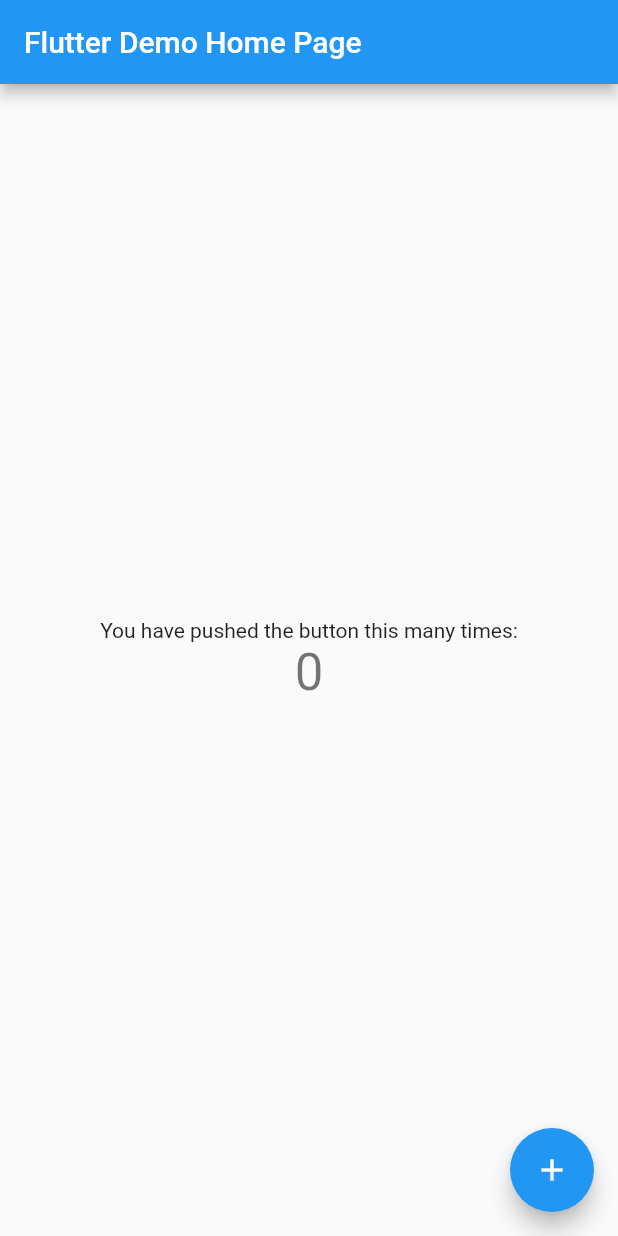
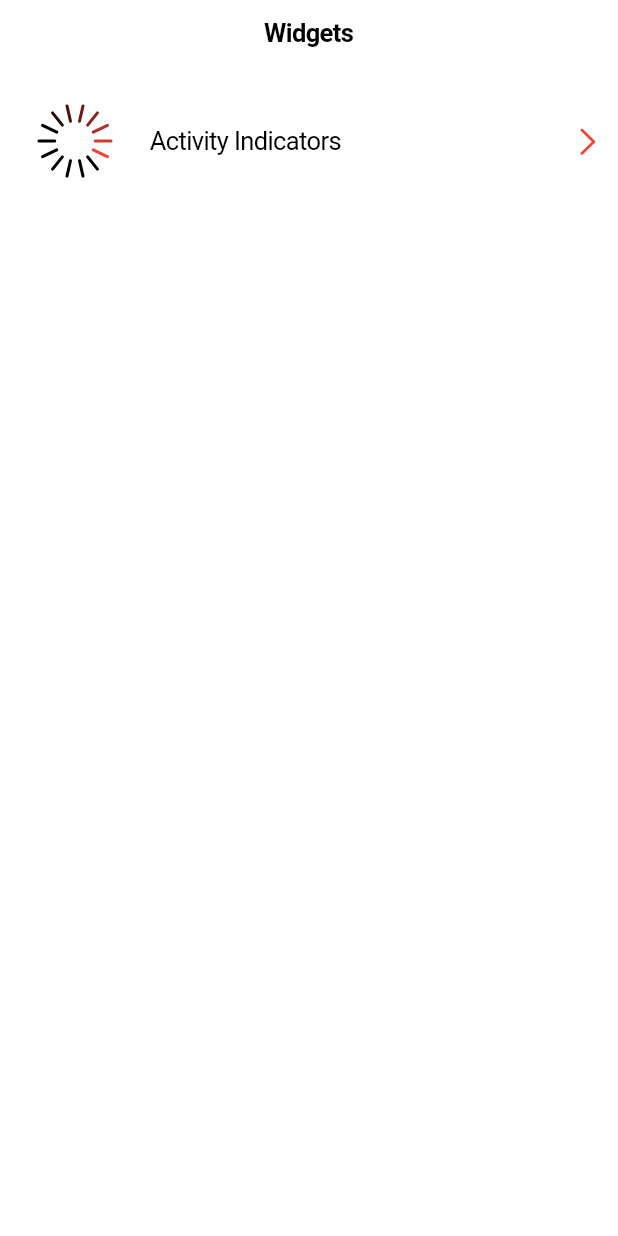
Before and after one commit to dartsidedev/nuts_activity_indicator, a Flutter app: the screen it shows after launch, on a phone screen of 412 x 824 dp. Run offline on Flutter 3.47's test engine with Material 2 defaults, Android fonts, the phone set to English and light mode, and no system bars.

Commit message:
🐛 Update README for activity indicator's example app

```diff
--- a/packages/nuts_activity_indicator/example/lib/main.dart
+++ b/packages/nuts_activity_indicator/example/lib/main.dart
@@ -1,111 +1,166 @@
+import 'package:flutter/cupertino.dart';
 import 'package:flutter/material.dart';
+import 'package:flutter/services.dart';
+import 'package:nuts_activity_indicator/nuts_activity_indicator.dart';
 
-void main() => runApp(MyApp());
+void main() {
+  SystemChrome.setPreferredOrientations(
+      [DeviceOrientation.portraitUp, DeviceOrientation.portraitDown]);
+  runApp(MyApp());
+}
 
 class MyApp extends StatelessWidget {
   // This widget is the root of your application.
   @override
   Widget build(BuildContext context) {
-    return MaterialApp(
-      title: 'Flutter Demo',
-      theme: ThemeData(
-        // This is the theme of your application.
-        //
-        // Try running your application with "flutter run". You'll see the
-        // application has a blue toolbar. Then, without quitting the app, try
-        // changing the primarySwatch below to Colors.green and then invoke
-        // "hot reload" (press "r" in the console where you ran "flutter run",
-        // or simply save your changes to "hot reload" in a Flutter IDE).
-        // Notice that the counter didn't reset back to zero; the application
-        // is not restarted.
-        primarySwatch: Colors.blue,
-      ),
-      home: MyHomePage(title: 'Flutter Demo Home Page'),
+    return CupertinoApp(
+      debugShowCheckedModeBanner: false,
+      title: 'Nuts and bolts package Demo',
+      home: DemoList(),
     );
   }
 }
 
-class MyHomePage extends StatefulWidget {
-  MyHomePage({Key key, this.title}) : super(key: key);
-
-  // This widget is the home page of your application. It is stateful, meaning
-  // that it has a State object (defined below) that contains fields that affect
-  // how it looks.
-
-  // This class is the configuration for the state. It holds the values (in this
-  // case the title) provided by the parent (in this case the App widget) and
-  // used by the build method of the State. Fields in a Widget subclass are
-  // always marked "final".
-
-  final String title;
-
+class DemoList extends StatelessWidget {
   @override
-  _MyHomePageState createState() => _MyHomePageState();
+  Widget build(BuildContext context) {
+    return CupertinoPageScaffold(
+      child: ListView(
+        children: [
+          GestureDetector(
+            onTap: () {
+              Navigator.of(context).push(CupertinoPageRoute(
+                  title: '$NutsActivityIndicator',
+                  builder: (context) {
+                    return ActivityIndicatorDemo();
+                  }));
+            },
+            child: Row(
+              children: [
+                Container(
+                  child: NutsActivityIndicator(
+                    radius: 25,
+                    tickCount: 14,
+                    activeTickColor: Colors.red,
+                    deactiveTickColor: Colors.black,
+                    animationDuration: Duration(milliseconds: 500),
+                    relativeWidth: 0.4,
+                  ),
+                  width: 100,
+                  height: 100,
+                ),
+                Expanded(child: Text('Activity Indicators')),
+                Padding(
+                  padding: const EdgeInsets.all(8.0),
+                  child: Icon(
+                    CupertinoIcons.right_chevron,
+                    color: Colors.red,
+                  ),
+                ),
+              ],
+            ),
+          ),
+        ],
+      ),
+      navigationBar: CupertinoNavigationBar(
+        middle: Text('Widgets'),
+      ),
+    );
+  }
 }
 
-class _MyHomePageState extends State<MyHomePage> {
-  int _counter = 0;
+class ActivityIndicatorDemo extends StatelessWidget {
+  @override
+  Widget build(BuildContext context) {
+    return CupertinoPageScaffold(
+      navigationBar: CupertinoNavigationBar(
+        leading: null,
+        previousPageTitle: 'Widgets',
+        middle: Text('Activity Indicators'),
+        actionsForegroundColor: Colors.red,
+      ),
+      child: SafeArea(
+        child: ListView(
+          children: [
+            ActivityIndicatorDemoRow(
+              'Without any customization, the activity indicator will look like the "standard" activity indicator from the Flutter cupertino library.',
+              NutsActivityIndicator(),
+            ),
+            ActivityIndicatorDemoRow(
+              'We can use the "radius" named parameter make the indicators a bit bigger. So far nothing extraordinary, the cupertino activity indicator can do that too.',
+              NutsActivityIndicator(
+                radius: 20,
+              ),
+            ),
+            ActivityIndicatorDemoRow(
+              'We also support the animating option. I guess you could use it to let the user know that your app has crapped its pants?',
+              NutsActivityIndicator(
+                radius: 15,
+                animating: false,
+              ),
+            ),
+            ActivityIndicatorDemoRow(
+              'Now, let\'s explore the fun parts of this package. For starters, we can change the colors. Let\'s use red and... Orange?',
+              NutsActivityIndicator(
+                radius: 25,
+                activeTickColor: Colors.amber,
+                deactiveTickColor: Colors.red,
+              ),
+            ),
+            ActivityIndicatorDemoRow(
+              'BORING. Speed things up by specifying the animation duration. The animation below takes 500 milliseconds to compete (go full circle).',
+              NutsActivityIndicator(
+                radius: 20,
+                activeTickColor: Colors.yellow,
+                deactiveTickColor: Colors.black,
+                animationDuration: Duration(milliseconds: 500),
+              ),
+            ),
+            ActivityIndicatorDemoRow(
+              'Two many ticks (rectangles) in the spinner? If you do not like it, change it!',
+              NutsActivityIndicator(
+                activeTickColor: Colors.red,
+                tickCount: 3,
+                radius: 30,
+              ),
+            ),
+            ActivityIndicatorDemoRow(
+              'Last thing I show you is how to make the spinner ticks thinner. For all the supported features, check out the API reference.',
+              NutsActivityIndicator(
+                radius: 50,
+                tickCount: 16,
+                activeTickColor: Colors.red,
+                deactiveTickColor: Colors.black,
+                animationDuration: Duration(milliseconds: 750),
+                relativeWidth: 0.3,
+              ),
+            )
+          ],
+        ),
+      ),
+    );
+  }
+}
 
-  void _incrementCounter() {
-    setState(() {
-      // This call to setState tells the Flutter framework that something has
-      // changed in this State, which causes it to rerun the build method below
-      // so that the display can reflect the updated values. If we changed
-      // _counter without calling setState(), then the build method would not be
-      // called again, and so nothing would appear to happen.
-      _counter++;
-    });
-  }
+class ActivityIndicatorDemoRow extends StatelessWidget {
+  final String description;
+  final NutsActivityIndicator indicator;
+
+  const ActivityIndicatorDemoRow(this.description, this.indicator, {Key key})
+      : super(key: key);
 
   @override
   Widget build(BuildContext context) {
-    // This method is rerun every time setState is called, for instance as done
-    // by the _incrementCounter method above.
-    //
-    // The Flutter framework has been optimized to make rerunning build methods
-    // fast, so that you can just rebuild anything that needs updating rather
-    // than having to individually change instances of widgets.
-    return Scaffold(
-      appBar: AppBar(
-        // Here we take the value from the MyHomePage object that was created by
-        // the App.build method, and use it to set our appbar title.
-        title: Text(widget.title),
-      ),
-      body: Center(
-        // Center is a layout widget. It takes a single child and positions it
-        // in the middle of the parent.
-        child: Column(
-          // Column is also a layout widget. It takes a list of children and
-          // arranges them vertically. By default, it sizes itself to fit its
-          // children horizontally, and tries to be as tall as its parent.
-          //
-          // Invoke "debug painting" (press "p" in the console, choose the
-          // "Toggle Debug Paint" action from the Flutter Inspector in Android
-          // Studio, or the "Toggle Debug Paint" command in Visual Studio Code)
-          // to see the wireframe for each widget.
-          //
-          // Column has various properties to control how it sizes itself and
-          // how it positions its children. Here we use mainAxisAlignment to
-          // center the children vertically; the main axis here is the vertical
-          // axis because Columns are vertical (the cross axis would be
-          // horizontal).
-          mainAxisAlignment: MainAxisAlignment.center,
-          children: <Widget>[
-            Text(
-              'You have pushed the button this many times:',
-            ),
-            Text(
-              '$_counter',
-              style: Theme.of(context).textTheme.display1,
-            ),
-          ],
+    return Column(
+      children: [
+        Padding(
+          padding: const EdgeInsets.fromLTRB(16, 8, 16, 16),
+          child: Text(description),
         ),
-      ),
-      floatingActionButton: FloatingActionButton(
-        onPressed: _incrementCounter,
-        tooltip: 'Increment',
-        child: Icon(Icons.add),
-      ), // This trailing comma makes auto-formatting nicer for build methods.
+        indicator,
+        SizedBox(height: 16),
+        Divider(),
+      ],
     );
   }
 }
```
Also changed, not shown: packages/nuts_activity_indicator/example/pubspec.yaml (+2 -58 lines), packages/nuts_activity_indicator/example/pubspec.lock, 1 other file.
